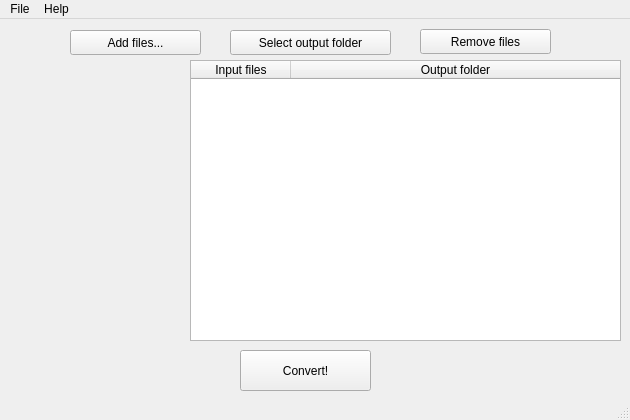
First picture: the form in GUI/MainWindow.ui, repository willfurnass/video4fuze, before the edit.
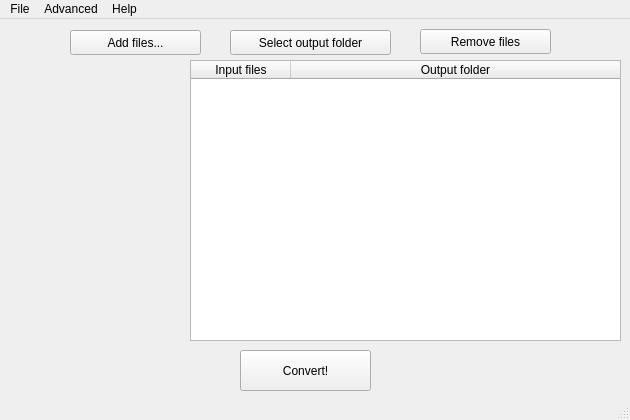
Second picture: the form after the edit. Icons and pictures are not drawn.

The edit to the form file:
```diff
--- a/GUI/MainWindow.ui
+++ b/GUI/MainWindow.ui
@@ -192,7 +192,14 @@
     <addaction name="actionAbout_video4fuze"/>
     <addaction name="actionAbout_Qt"/>
    </widget>
+   <widget class="QMenu" name="menuAdvanced">
+    <property name="title">
+     <string>Advanced</string>
+    </property>
+    <addaction name="actionPreferences"/>
+   </widget>
    <addaction name="menuFile"/>
+   <addaction name="menuAdvanced"/>
    <addaction name="menuHelp"/>
   </widget>
   <action name="actionAdd_file">
```
Left out of the diff: 7 changed lines with no effect on the pictures.
